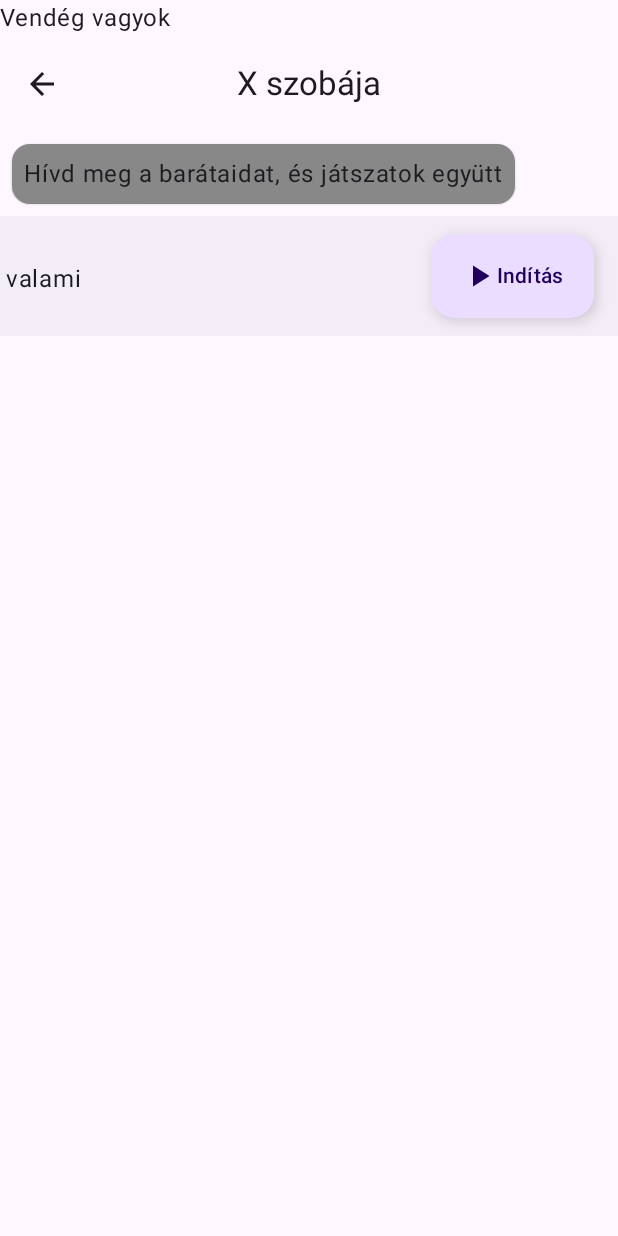
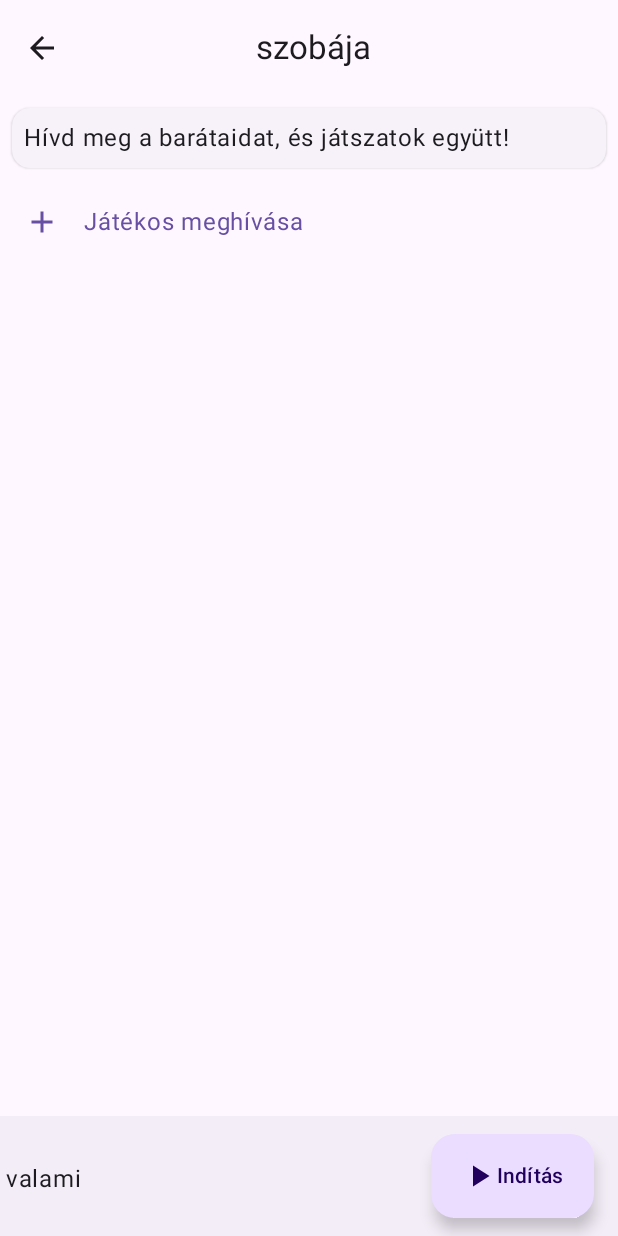
Before and after one commit to WholesomeWare/MultiplayerSudoku, an Android app built with Jetpack Compose: the screen it shows after launch once a user with an empty profile is signed in (LobbyActivity), after a tap on "Létrehozás", on a phone screen of 412 x 824 dp. Run offline under Robolectric (Android 15) with nearby library versions, the phone set to English and light mode, and no system bars; our stand-ins replace Firebase (no records; nobody signed in at launch, a user with empty details on screens opened directly).

```diff
--- a/app/src/main/java/com/wholesomeware/multiplayersudoku/LobbyActivity.kt
+++ b/app/src/main/java/com/wholesomeware/multiplayersudoku/LobbyActivity.kt
@@ -1,14 +1,19 @@
 package com.wholesomeware.multiplayersudoku
 
+import android.content.Intent
 import android.os.Bundle
+import android.widget.Toast
 import androidx.activity.ComponentActivity
 import androidx.activity.compose.setContent
 import androidx.compose.foundation.background
+import androidx.compose.foundation.clickable
 import androidx.compose.foundation.layout.Arrangement
+import androidx.compose.foundation.layout.Box
 import androidx.compose.foundation.layout.Column
 import androidx.compose.foundation.layout.Row
 import androidx.compose.foundation.layout.aspectRatio
 import androidx.compose.foundation.layout.fillMaxSize
+import androidx.compose.foundation.layout.fillMaxWidth
 import androidx.compose.foundation.layout.padding
 import androidx.compose.foundation.layout.width
 import androidx.compose.foundation.rememberScrollState
@@ -50,14 +55,39 @@ import com.wholesomeware.multiplayersudoku.firebase.Firestore
 import com.wholesomeware.multiplayersudoku.model.Player
 import com.wholesomeware.multiplayersudoku.model.Room
 import com.wholesomeware.multiplayersudoku.sudoku.Sudoku
+import com.wholesomeware.multiplayersudoku.ui.components.PlayerDisplay
 import com.wholesomeware.multiplayersudoku.ui.theme.MultiplayerSudokuTheme
 
 class LobbyActivity : ComponentActivity() {
+    companion object {
+        const val EXTRA_ROOM_ID = "EXTRA_ROOM_ID"
+    }
+
+    private var roomId by mutableStateOf<String?>(null)
+
     override fun onCreate(savedInstanceState: Bundle?) {
         super.onCreate(savedInstanceState)
         setContent {
             LobbyScreen()
         }
+        roomId = intent.getStringExtra(EXTRA_ROOM_ID)
+        if (roomId == null) {
+            Toast.makeText(this, "Nem található a szoba", Toast.LENGTH_SHORT).show()
+            finish()
+            return
+        }
+        Firestore.Rooms.joinRoom(roomId!!) {
+            if (!it) {
+                Toast.makeText(this, "Nem sikerült csatlakozni a szobához", Toast.LENGTH_SHORT)
+                    .show()
+                finish()
+            }
+        }
+    }
+
+    override fun onDestroy() {
+        Firestore.Rooms.leaveRoom(roomId!!) {}
+        super.onDestroy()
     }
 
     @OptIn(ExperimentalMaterial3Api::class)
@@ -69,13 +99,22 @@ class LobbyActivity : ComponentActivity() {
             val isOwner by remember(room) {
                 mutableStateOf(room.ownerId == Auth.getCurrentUser()?.uid)
             }
+            var ownerPlayer by remember { mutableStateOf(Player()) }
             var players by remember { mutableStateOf(emptyList<Player>()) }
             var selectedDifficulty by remember { mutableStateOf(Sudoku.Difficulty.EASY) }
+
+            LaunchedEffect(roomId) {
+                if (roomId == null) return@LaunchedEffect
+                Firestore.Rooms.getRoomById(roomId!!) {
+                    room = it ?: return@getRoomById
+                }
+            }
 
             // Ez az effect akkor fut le, amikor a szobában valami megváltozik.
             LaunchedEffect(room) {
                 // Lekérjük a játékosokat id alapján, mert a `room` csak az id-jüket tárolja
                 Firestore.Players.getPlayersByIds(room.players) {
+                    ownerPlayer = it.firstOrNull { player -> player.id == room.ownerId } ?: Player()
                     players = it
                 }
             }
@@ -87,16 +126,12 @@ class LobbyActivity : ComponentActivity() {
                 color = MaterialTheme.colorScheme.background
             ) {
                 Column {
-                    Text(
-                        text = if (isOwner) "Tulaj vagyok"
-                        else "Vendég vagyok"
-                    )
                     CenterAlignedTopAppBar(
                         title = {
-                            Text(text = "X szobája")
+                            Text(text = "${ownerPlayer.name} szobája")
                         },
                         navigationIcon = {
-                            IconButton(onClick = { /* do something */ }) {
+                            IconButton(onClick = { finish() }) {
                                 Icon(
                                     imageVector = Icons.AutoMirrored.Filled.ArrowBack,
                                     contentDescription = null,
@@ -104,51 +139,78 @@ class LobbyActivity : ComponentActivity() {
                             }
                         },
                     )
-                    ElevatedCard(
-                        colors = CardDefaults.cardColors(
-                            containerColor = Color.Gray,
-                        ),
-                        modifier = Modifier.padding(8.dp),
-                    ) {
-                        Text(
-                            text = "Hívd meg a barátaidat, és játszatok együtt",
-                            modifier = Modifier.padding(8.dp)
-                        )
-                    }
-
-
 
                     Column(
-                        modifier = Modifier.verticalScroll(rememberScrollState())
+                        modifier = Modifier
+                            .weight(1f)
+                            .verticalScroll(rememberScrollState()),
                     ) {
-                        // Ha meg akarjuk jeleníteni az összes játékost akkor egy ciklussal simán végigmehetünk rajtuk.
+                        ElevatedCard(
+                            modifier = Modifier
+                                .fillMaxWidth()
+                                .padding(8.dp),
+                        ) {
+                            Text(
+                                text = "Hívd meg a barátaidat, és játszatok együtt!",
+                                modifier = Modifier.padding(8.dp)
+                            )
+                        }
                         players.forEach { player ->
-                            Row {
+                            PlayerDisplay(
+                                player = player,
+                                adminControlsEnabled = isOwner,
+                                onKickRequest = {
+                                    //TODO: játékos kirúgása
+                                }
+                            )
+                        }
+                        Box(
+                            modifier = Modifier
+                                .clickable {
+                                    startActivity(
+                                        Intent.createChooser(
+                                            Intent(Intent.ACTION_SEND).apply {
+                                                type = "text/plain"
+                                                putExtra(
+                                                    Intent.EXTRA_TEXT,
+                                                    room.id,
+                                                )
+                                            },
+                                            "Megosztás"
+                                        )
+                                    )
+                                }
+                        ) {
+                            Row(
+                                modifier = Modifier.padding(8.dp),
+                                verticalAlignment = Alignment.CenterVertically,
+                            ) {
                                 Icon(
-                                    imageVector = Icons.Default.AccountCircle,
+                                    modifier = Modifier.padding(8.dp),
+                                    imageVector = Icons.Default.Add,
                                     contentDescription = null,
+                                    tint = MaterialTheme.colorScheme.primary,
                                 )
-                                Text(text = player.name)
+                                Text(
+                                    modifier = Modifier
+                                        .padding(8.dp)
+                                        .weight(1f),
+                                    text = "Játékos meghívása",
+                                    color = MaterialTheme.colorScheme.primary,
+                                )
                             }
-
-                            // Ide kell megadni, hogy hogyan nézzen ki 1 játékos.
-                            // Az itteni UI elemek fognak ismétlődni játékosonként.
                         }
                     }
 
-                    // Játékosok alá egy meghívás gomb, ami intent-el megosztja a meghívó kódot
-                    // minden appnak, ami tud szöveget fogadni.
-
                     BottomAppBar(
-
                         actions = {
-                                  Text(text = "valami")
+                            Text(text = "valami")
                         },
                         floatingActionButton = {
                             ExtendedFloatingActionButton(
                                 onClick = { /*TODO*/ },
 
-                            ){
+                                ) {
                                 Icon(
                                     Icons.Filled.PlayArrow,
                                     contentDescription = "Csatlakozás ikon"
@@ -157,7 +219,6 @@ class LobbyActivity : ComponentActivity() {
                             }
 
                         }
-
                     )
                 }
             }
--- a/app/src/main/java/com/wholesomeware/multiplayersudoku/MainActivity.kt
+++ b/app/src/main/java/com/wholesomeware/multiplayersudoku/MainActivity.kt
@@ -2,6 +2,7 @@ package com.wholesomeware.multiplayersudoku
 
 import android.content.Intent
 import android.os.Bundle
+import android.widget.Toast
 import androidx.activity.ComponentActivity
 import androidx.activity.compose.setContent
 import androidx.compose.foundation.layout.Arrangement
@@ -287,13 +288,22 @@ class MainActivity : ComponentActivity() {
                             )
                             Button(
                                 onClick = {
-                                    //TODO: invite code generálás, adatbázisba mentés és extraként küldés activity-nek
-                                    startActivity(
-                                        Intent(
-                                            this@MainActivity,
-                                            LobbyActivity::class.java
-                                        )
-                                    )
+                                    RoomManager.createRoom { id ->
+                                        if (id != null) {
+                                            startActivity(
+                                                Intent(
+                                                    this@MainActivity,
+                                                    LobbyActivity::class.java
+                                                ).putExtra(LobbyActivity.EXTRA_ROOM_ID, id)
+                                            )
+                                        } else {
+                                            Toast.makeText(
+                                                this@MainActivity,
+                                                "Nem sikerült létrehozni a szobát. Próbáld újra később.",
+                                                Toast.LENGTH_SHORT
+                                            ).show()
+                                        }
+                                    }
                                 },
                                 modifier = Modifier
                                     .padding(8.dp)
@@ -301,7 +311,7 @@ class MainActivity : ComponentActivity() {
                             ) {
                                 Icon(
                                     Icons.Filled.Add,
-                                    contentDescription = "Csatlakozás ikon"
+                                    contentDescription = null
                                 )
                                 Text(
                                     "Létrehozás",
@@ -328,20 +338,22 @@ class MainActivity : ComponentActivity() {
 
                             TextField(
                                 value = inviteCode,
-                                onValueChange = { inviteCode = it },
-                                placeholder = {
-                                    Text(
-                                        "Kód",
-                                        fontSize = 14.sp
-                                    )
-                                },
+                                onValueChange = { inviteCode = it.uppercase() },
+                                placeholder = { Text(text ="Kód") },
                                 modifier = Modifier
                                     .fillMaxWidth()
                                     .padding(8.dp),
                             )
 
                             Button(
-                                onClick = { /*TODO*/ },
+                                onClick = {
+                                    startActivity(
+                                        Intent(
+                                            this@MainActivity,
+                                            LobbyActivity::class.java
+                                        ).putExtra(LobbyActivity.EXTRA_ROOM_ID, inviteCode)
+                                    )
+                                },
                                 modifier = Modifier
                                     .padding(8.dp)
                                     .align(Alignment.End),
--- /dev/null
+++ b/app/src/main/java/com/wholesomeware/multiplayersudoku/RoomManager.kt
@@ -0,0 +1,47 @@
+package com.wholesomeware.multiplayersudoku
+
+import com.wholesomeware.multiplayersudoku.firebase.Auth
+import com.wholesomeware.multiplayersudoku.firebase.Firestore
+import com.wholesomeware.multiplayersudoku.model.Room
+
+class RoomManager {
+    companion object {
+
+        /**
+         * Ez a függvény létrehoz egy új szobát a jelenleg bejelentkezett felhasználóval.
+         * @param onResult Függvény, ami lefut a szoba létrehozása után.
+         * Paraméterként kapja a szoba meghívó kódját sikeres létrehozás esetén.
+         */
+        fun createRoom(onResult: (String?) -> Unit) {
+            if (Auth.getCurrentUser() == null) {
+                onResult(null)
+                return
+            }
+
+            val inviteCode = generateInviteCode()
+            val room = Room(
+                id = inviteCode,
+                ownerId = Auth.getCurrentUser()!!.uid,
+                startTime = System.currentTimeMillis(),
+            )
+            Firestore.Rooms.setRoom(room) {
+                onResult(if (it) inviteCode else null)
+            }
+        }
+
+        /**
+         * Ez a függvény egy random meghívó kódot generál a szobákhoz.
+         * @param length A meghívó kód hossza.
+         * @return A generált meghívó kód.
+         */
+        private fun generateInviteCode(
+            length: Int = 4,
+        ): String {
+            val chars = ('A'..'Z') + ('0'..'9') - 'O' - 'I'
+            return (1..length)
+                .map { chars.random() }
+                .joinToString("")
+        }
+
+    }
+}
--- a/app/src/main/java/com/wholesomeware/multiplayersudoku/firebase/Firestore.kt
+++ b/app/src/main/java/com/wholesomeware/multiplayersudoku/firebase/Firestore.kt
@@ -1,6 +1,7 @@
 package com.wholesomeware.multiplayersudoku.firebase
 
 import com.google.firebase.firestore.FieldPath
+import com.google.firebase.firestore.FieldValue
 import com.wholesomeware.multiplayersudoku.App
 import com.wholesomeware.multiplayersudoku.model.Player
 import com.wholesomeware.multiplayersudoku.model.Room
@@ -97,21 +98,42 @@ class Firestore {
                     }
             }
 
+            /**
+             * Beállít egy szobát azonosító alapján. Ha a szoba nem létezik, akkor létrehozza.
+             */
             fun setRoom(room: Room, onResult: (Boolean) -> Unit) {
-                //TODO: Szoba beállítása. Ezt lehet csinálni a Players.setPlayer mintájára.
-                // Ezzel fogjuk frissíteni a sudoku táblát és a játékosok listáját is.
-
                 App.instance.firestore.collection("rooms").document(room.id).set(room)
                     .addOnCompleteListener {
                         onResult(it.isSuccessful)
                     }
             }
 
-            fun createRoom(onRoomCreated: (Room) -> Unit) {
-                val ownerId = Auth.getCurrentUser()?.uid ?: return
+            fun deleteRoomById(id: String, onResult: (Boolean) -> Unit) {
+                App.instance.firestore.collection("rooms").document(id).delete()
+                    .addOnCompleteListener {
+                        onResult(it.isSuccessful)
+                    }
+            }
 
-                //TODO: Szoba létrehozása. Itt kellene generálnunk egy rövid meghívó kódot is,
-                // aztán amint sikerül fölrakni az új szobát adatbázisba, visszaadjuk a felhasználónak.
+            fun joinRoom(id: String, onResult: (Boolean) -> Unit) {
+                App.instance.firestore.collection("rooms").document(id)
+                    .update("players", FieldValue.arrayUnion(Auth.getCurrentUser()?.uid))
+                    .addOnCompleteListener {
+                        onResult(it.isSuccessful)
+                    }
+            }
+
+            fun leaveRoom(id: String, onResult: (Boolean) -> Unit) {
+                App.instance.firestore.collection("rooms").document(id)
+                    .update("players", FieldValue.arrayRemove(Auth.getCurrentUser()?.uid))
+                    .addOnCompleteListener { leaveTask ->
+                        onResult(leaveTask.isSuccessful)
+                        getRoomById(id) { room ->
+                            if (room?.players?.isEmpty() == true) {
+                                deleteRoomById(id) {}
+                            }
+                        }
+                    }
             }
 
         }
```
Also changed, not shown: app/src/main/java/com/wholesomeware/multiplayersudoku/ui/components/PlayerDisplay.kt (added, +49 -0 lines).
